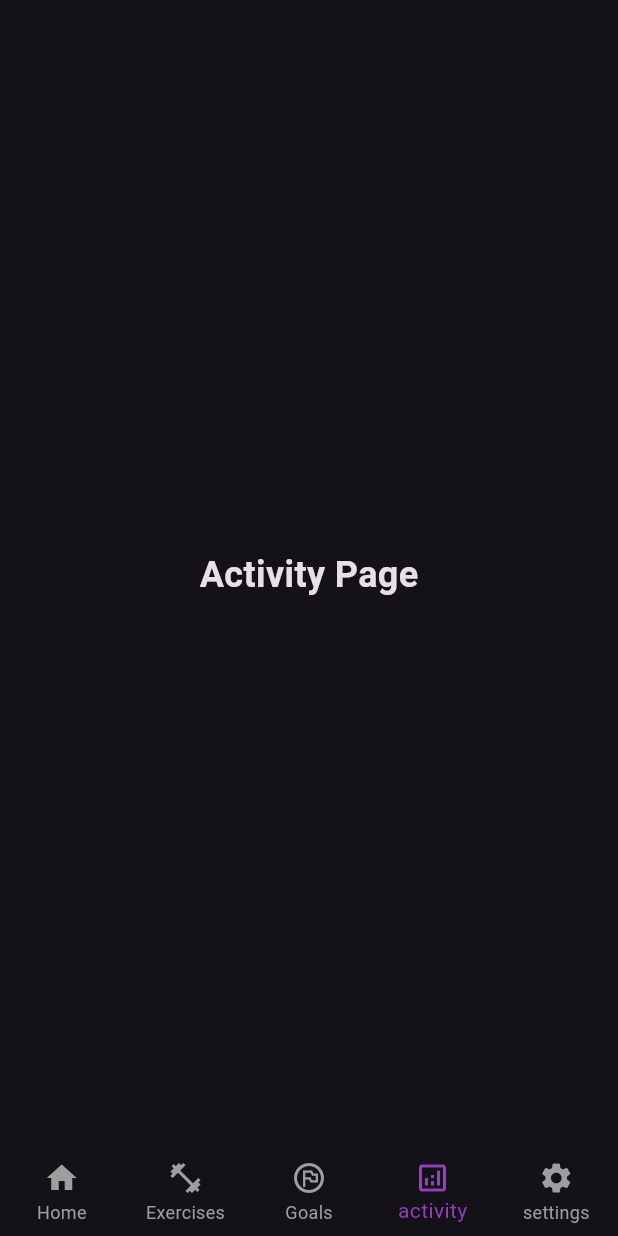
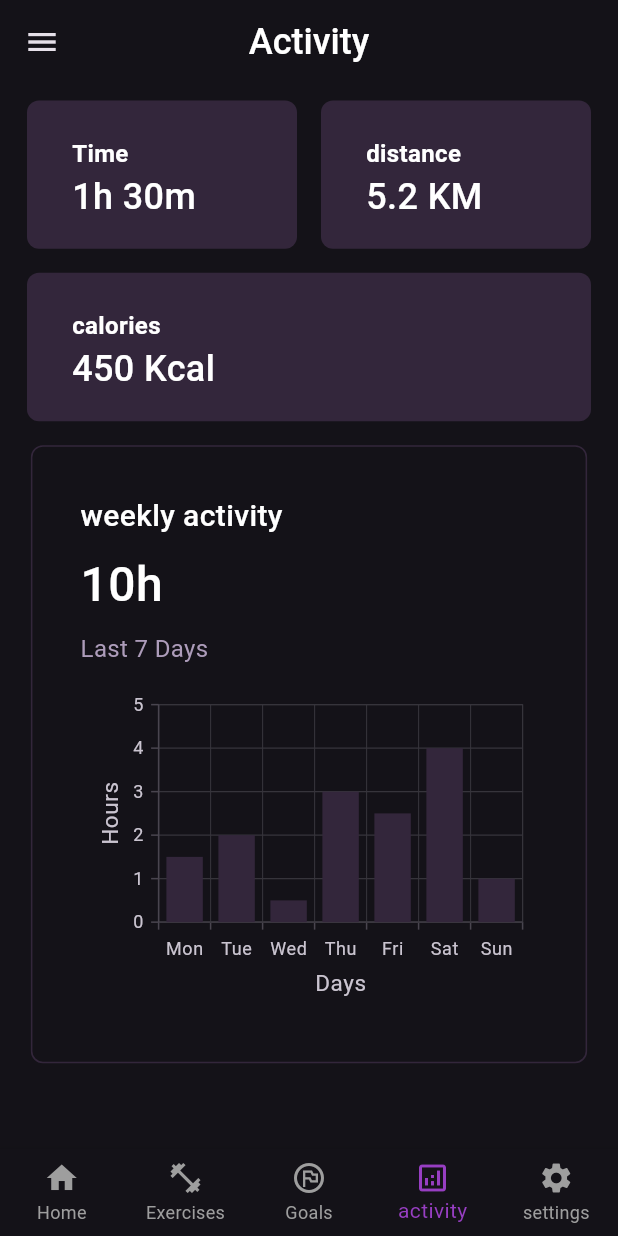
Before and after one commit to TarekMohammedgg/Fit-Fusion, a Flutter app: the MainView screen opened directly, item 4 of the bottom bar chosen, on a phone screen of 412 x 824 dp. Run offline on Flutter 3.47's test engine with Material 3 defaults, Android fonts, the phone set to English and light mode, and no system bars; our stand-ins replace go_router, percent_indicator, syncfusion_flutter_charts; Roboto replaces fonts that are missing (Montserrat).

Commit message:
activity page done

```diff
--- a/lib/core/utils/app_styler.dart
+++ b/lib/core/utils/app_styler.dart
@@ -39,6 +39,12 @@ abstract class AppStyle {
     fontFamily: 'Montserrat',
     fontWeight: FontWeight.w500,
   );
+  static const TextStyle styleSemiBod32 = TextStyle(
+    color: Colors.white,
+    fontSize: 32,
+    fontFamily: 'Montserrat',
+    fontWeight: FontWeight.w500,
+  );
   static const TextStyle styleRegular14 = TextStyle(
     color: Color(0xffAD9CBA),
     fontSize: 14,
--- /dev/null
+++ b/lib/features/Activity/presentation/activity_view.dart
@@ -0,0 +1,19 @@
+import 'package:fit_fusion/core/utils/app_styler.dart';
+import 'package:fit_fusion/features/Activity/presentation/views/activity_view_body.dart';
+import 'package:flutter/material.dart';
+
+class ActivityView extends StatelessWidget {
+  const ActivityView({super.key});
+
+  @override
+  Widget build(BuildContext context) {
+    return Scaffold(
+      appBar: AppBar(
+        leading: Icon(Icons.menu),
+        title: const Text('Activity', style: AppStyle.styleSemiBod24),
+        centerTitle: true,
+      ),
+      body: activityviewbody(),
+    );
+  }
+}
--- /dev/null
+++ b/lib/features/Activity/presentation/views/activity_view_body.dart
@@ -0,0 +1,64 @@
+import 'dart:math';
+
+import 'package:fit_fusion/core/utils/app_styler.dart';
+import 'package:fit_fusion/features/Activity/presentation/views_models/infomodel.dart';
+import 'package:fit_fusion/features/Activity/presentation/widgets/activitychart.dart';
+import 'package:fit_fusion/features/Activity/presentation/widgets/info_section.dart';
+import 'package:flutter/material.dart';
+
+class activityviewbody extends StatelessWidget {
+  activityviewbody({super.key});
+  final List<Infomodel> infomodel = [
+    Infomodel(firsttext: 'Time', secondtext: '1h 30m'),
+    Infomodel(firsttext: 'distance', secondtext: '5.2 KM'),
+    Infomodel(firsttext: 'calories', secondtext: '450 Kcal'),
+  ];
+
+  @override
+  Widget build(BuildContext context) {
+    return Padding(
+      padding: const EdgeInsets.symmetric(horizontal: 18.0, vertical: 11.0),
+      child: SingleChildScrollView(
+        physics: BouncingScrollPhysics(),
+        child: Column(
+          children: [
+            InfoSection(infomodel: infomodel),
+            SizedBox(height: 16),
+            Container(
+              width: MediaQuery.of(context).size.width * 0.9,
+              height: MediaQuery.of(context).size.height * 0.5,
+              decoration: BoxDecoration(
+                border: Border.all(color: Color(0xff33263B)),
+                borderRadius: BorderRadius.circular(8),
+              ),
+              child: Padding(
+                padding: const EdgeInsets.symmetric(
+                  horizontal: 32.0,
+                  vertical: 32.0,
+                ),
+                child: Column(
+                  crossAxisAlignment: CrossAxisAlignment.start,
+                  mainAxisSize: MainAxisSize.min,
+                  children: [
+                    Text("weekly activity", style: AppStyle.styleSemiBod20),
+                    SizedBox(height: 8),
+                    Text("10h", style: AppStyle.styleSemiBod32),
+                    SizedBox(height: 8),
+                    Text(
+                      "Last 7 Days",
+                      style: AppStyle.styleRegular16.copyWith(
+                        color: Color(0xffAD9CBA),
+                      ),
+                    ),
+                    SizedBox(height: 16),
+                    Expanded(child: Align(child: ActivityChart())),
+                  ],
+                ),
+              ),
+            ),
+          ],
+        ),
+      ),
+    );
+  }
+}
--- /dev/null
+++ b/lib/features/Activity/presentation/views_models/activitymodel.dart
@@ -0,0 +1,6 @@
+class ActivityData {
+  final String day;
+  final double hours;
+
+  ActivityData(this.day, this.hours);
+}
--- /dev/null
+++ b/lib/features/Activity/presentation/views_models/infomodel.dart
@@ -0,0 +1,5 @@
+class Infomodel {
+  String firsttext;
+  String secondtext;
+  Infomodel({required this.firsttext, required this.secondtext});
+}
--- /dev/null
+++ b/lib/features/Activity/presentation/widgets/activitychart.dart
@@ -0,0 +1,34 @@
+import 'package:fit_fusion/features/Activity/presentation/views_models/activitymodel.dart';
+import 'package:flutter/material.dart';
+import 'package:syncfusion_flutter_charts/charts.dart';
+
+class ActivityChart extends StatelessWidget {
+  ActivityChart({super.key});
+
+  // بيانات النشاط (مثال: آخر 7 أيام)
+  final List<ActivityData> chartData = [
+    ActivityData("Mon", 1.5),
+    ActivityData("Tue", 2.0),
+    ActivityData("Wed", 0.5),
+    ActivityData("Thu", 3.0),
+    ActivityData("Fri", 2.5),
+    ActivityData("Sat", 4.0),
+    ActivityData("Sun", 1.0),
+  ];
+
+  @override
+  Widget build(BuildContext context) {
+    return SfCartesianChart(
+      primaryXAxis: CategoryAxis(title: AxisTitle(text: "Days")),
+      primaryYAxis: NumericAxis(title: AxisTitle(text: "Hours"), interval: 1),
+      series: <CartesianSeries>[
+        ColumnSeries<ActivityData, String>(
+          color: Color(0xff33263B),
+          dataSource: chartData,
+          xValueMapper: (ActivityData data, _) => data.day,
+          yValueMapper: (ActivityData data, _) => data.hours,
+        ),
+      ],
+    );
+  }
+}
--- /dev/null
+++ b/lib/features/Activity/presentation/widgets/info_section.dart
@@ -0,0 +1,46 @@
+import 'package:fit_fusion/features/Activity/presentation/views_models/infomodel.dart';
+import 'package:fit_fusion/features/home/presentation/view/widgets/info_card.dart';
+import 'package:flutter/material.dart';
+
+class InfoSection extends StatelessWidget {
+  const InfoSection({super.key, required this.infomodel});
+  final List<Infomodel> infomodel;
+
+  @override
+  Widget build(BuildContext context) {
+    return Column(
+      children: [
+        Row(
+          children: [
+            Expanded(
+              flex: 1,
+              child: InfoCard(
+                firstText: infomodel[0].firsttext,
+                secondText: infomodel[0].secondtext,
+              ),
+            ),
+            SizedBox(width: 16),
+            Expanded(
+              flex: 1,
+              child: InfoCard(
+                firstText: infomodel[1].firsttext,
+                secondText: infomodel[1].secondtext,
+              ),
+            ),
+          ],
+        ),
+        SizedBox(height: 16),
+        Row(
+          children: [
+            Expanded(
+              child: InfoCard(
+                firstText: infomodel[2].firsttext,
+                secondText: infomodel[2].secondtext,
+              ),
+            ),
+          ],
+        ),
+      ],
+    );
+  }
+}
--- a/lib/features/exercise/presentation/views/widgets/exercise_card.dart
+++ b/lib/features/exercise/presentation/views/widgets/exercise_card.dart
@@ -1,4 +1,3 @@
-
 import 'package:flutter/material.dart';
 
 class ExerciseCard extends StatelessWidget {
@@ -9,7 +8,12 @@ class ExerciseCard extends StatelessWidget {
   Widget build(BuildContext context) {
     return ClipRRect(
       borderRadius: BorderRadius.circular(10),
-      child: Image.asset(image),
+      child: Image.asset(
+        image,
+        width: 200, // set custom width
+        height: 200, // set custom height
+        fit: BoxFit.cover, // adjust how the image fits
+      ),
     );
   }
 }
--- a/lib/features/exercise/presentation/views/widgets/main_view.dart
+++ b/lib/features/exercise/presentation/views/widgets/main_view.dart
@@ -1,3 +1,4 @@
+import 'package:fit_fusion/features/Activity/presentation/activity_view.dart';
 import 'package:fit_fusion/features/exercise/presentation/views/widgets/custombottomnavbar.dart';
 import 'package:fit_fusion/features/exercise/presentation/views/widgets/exercise_view_body.dart';
 import 'package:fit_fusion/features/goals/presentation/views/goal_view.dart';
@@ -36,13 +37,9 @@ class _MainViewState extends State<MainView> {
       const HomeView(),
       ExerciseViewBody(filters: filters),
       GoalsView(),
-      const Center(
-        child: Text(
-          'Activity Page',
-          style: TextStyle(fontSize: 24, fontWeight: FontWeight.bold),
-        ),
-      ),
-      SettingsView() ,
+      ActivityView(),
+
+      SettingsView(),
     ];
     return list;
   }
--- a/lib/features/home/presentation/view/widgets/avatar_card.dart
+++ b/lib/features/home/presentation/view/widgets/avatar_card.dart
@@ -10,7 +10,7 @@ class AvatarCard extends StatelessWidget {
     return Row(
       children: [
         // Image.asset(Assets.imagesAvatarsPerson),
-        Image.asset(Assets.imagesAvatarsPerson, height: 100, width: 100),
+        Image.asset(Assets.imagesAvatarsPerson, height: 140, width: 100),
         SizedBox(width: 10),
         Column(
           crossAxisAlignment: CrossAxisAlignment.start,
--- a/lib/features/home/presentation/view/widgets/home_view_body.dart
+++ b/lib/features/home/presentation/view/widgets/home_view_body.dart
@@ -5,7 +5,6 @@ import 'package:fit_fusion/features/home/presentation/view/widgets/avatar_card.d
 import 'package:fit_fusion/features/home/presentation/view/widgets/info_card.dart';
 import 'package:fit_fusion/features/home/presentation/view/widgets/progress_indicator.dart';
 import 'package:flutter/material.dart';
-
 
 class HomeViewBody extends StatelessWidget {
   const HomeViewBody({super.key});
@@ -59,21 +58,27 @@ class HomeViewBody extends StatelessWidget {
 
             Text("7,500 Steps", style: AppStyle.styleRegular14),
 
-            SizedBox(height: 20),
+            SizedBox(height: 16),
             Text("Recent Workouts", style: AppStyle.styleSemiBod24),
             SizedBox(height: 12),
             SizedBox(
-              height: 100 ,
+              height: 140,
               child: ListView.builder(
                 scrollDirection: Axis.horizontal,
                 itemCount: 10,
-                itemBuilder: (context, index) =>
-                    Padding(
-                      padding: const EdgeInsets.only(right : 8.0),
-                      child: ExerciseCard(image: Assets.imagesExercisesGraphicsBack),
+                itemBuilder: (context, index) => Padding(
+                  padding: const EdgeInsets.only(right: 8.0),
+                  child: Padding(
+                    padding: const EdgeInsets.only(right: 8.0),
+
+                    child: ExerciseCard(
+                      image: Assets.imagesExercisesGraphicsBack,
                     ),
+                  ),
+                ),
               ),
             ),
+            SizedBox(height: 16),
           ],
         ),
       ),
--- /dev/null
+++ b/lib/features/home/presentation/views/homeview.dart
@@ -0,0 +1,11 @@
+import 'package:fit_fusion/features/home/presentation/view/widgets/home_view_body.dart';
+import 'package:flutter/material.dart';
+
+class Homeview extends StatelessWidget {
+  const Homeview({super.key});
+
+  @override
+  Widget build(BuildContext context) {
+    return Scaffold(body: const HomeViewBody());
+  }
+}
--- a/pubspec.yaml
+++ b/pubspec.yaml
@@ -33,6 +33,7 @@ dependencies:
     sdk: flutter
   go_router: ^16.2.1
   percent_indicator: ^4.2.5
+  syncfusion_flutter_charts: ^31.1.19
 
 dev_dependencies:
 
```
Also changed, not shown: pubspec.lock.
